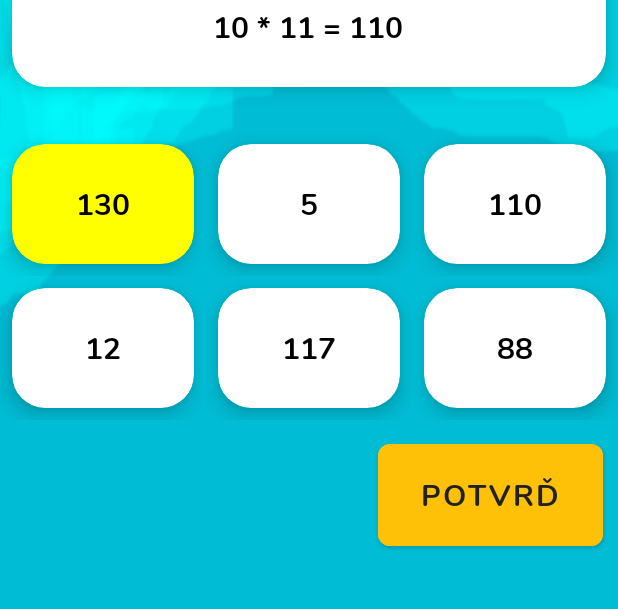
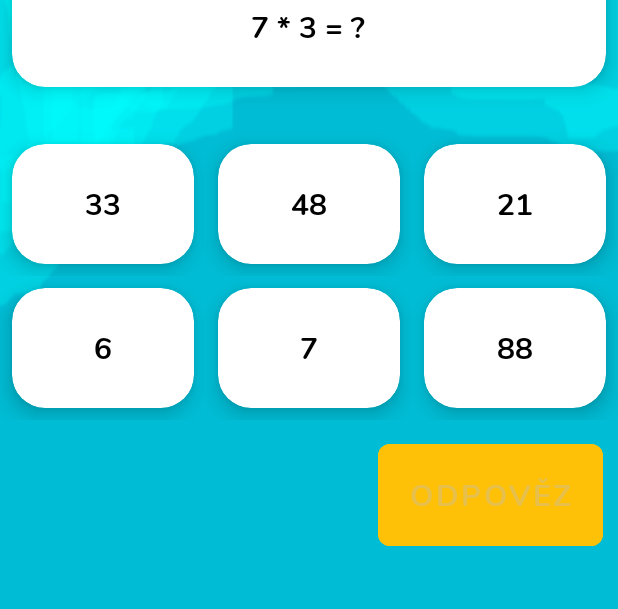
Before and after one commit to vincentstanislav/pocketclass, an Android app: the MathMultiplication screen opened directly, with no data from a screen before it, in the options menu, after a tap on "more", on a phone screen of 412 x 824 dp, the part 150-759 px from its top. Run offline under Robolectric (Android 15) with nearby library versions, the phone set to English and light mode, and no system bars; libraries missing offline, so code that uses them is left out: android.net.sip.

Commit message:
multiplication logic done

```diff
--- a/app/build.gradle
+++ b/app/build.gradle
@@ -8,8 +8,8 @@ android {
         applicationId "com.gloxeer.pocketclass"
         minSdkVersion 16
         targetSdkVersion 30
-        versionCode 2
-        versionName "2.0"
+        versionCode 3
+        versionName "3.0"
 
         testInstrumentationRunner "androidx.test.runner.AndroidJUnitRunner"
     }
--- a/app/src/main/java/com/gloxeer/pocketclass/MathMultiplication.java
+++ b/app/src/main/java/com/gloxeer/pocketclass/MathMultiplication.java
@@ -10,6 +10,7 @@ import android.os.Bundle;
 import android.util.Log;
 import android.view.View;
 import android.widget.Button;
+import android.widget.GridLayout;
 import android.widget.TextView;
 import android.widget.Toast;
 
@@ -25,9 +26,10 @@ public class MathMultiplication extends AppCompatActivity implements View.OnClic
     private Button nextButton;
     private ArrayList<Integer> arrList = new ArrayList<>();
     private static int MAX = 15;
+    private GridLayout gl;
     MathRandomSix task;
     int clickCount;
-    int questionsAmount = 5;
+    int questionsAmount = 6;
     int questionCounter = 0;
     boolean answered = false;
 
@@ -54,6 +56,7 @@ public class MathMultiplication extends AppCompatActivity implements View.OnClic
         cresult = findViewById(R.id.math_result);
 
         nextButton = findViewById(R.id.math_button);
+        gl = findViewById(R.id.grid_layout);
 
         //loads initial screen
         assignToLayoutFirst();
@@ -68,40 +71,17 @@ public class MathMultiplication extends AppCompatActivity implements View.OnClic
 
         nextButton.setOnClickListener(new View.OnClickListener() {
             @Override
-         /*   public void onClick(View v) {
-                Log.d(TAG, "nextButton.setOnClick");
-                displayAllFields();
-                if (questionCounter == questionsAmount){
-                    finish();
-                } else {
-                    questionCounter++;
-                    if (answered){
-                        showSolution();
-                        answered = false;
-                    } else {
-                        nextQuestion();
-                    }
-                }
-            }*/
             public void onClick(View v) {
                 Log.d(TAG, "nextButton.setOnClick");
                 displayAllFields();
-                if (questionCounter == questionsAmount){
-                    finish();}
-                else{
                 if (answered) {
                     showSolution();
                     answered = false;
                 } else {
                     questionCounter++;
-                        //answered = false;
                     nextQuestion();
-                        //Toast.makeText(MathMultiplication.this,"Vyber správnou odpověď", Toast.LENGTH_SHORT).show();
                 }
             }
-
-            }
-
         });
     }
 
@@ -109,7 +89,8 @@ public class MathMultiplication extends AppCompatActivity implements View.OnClic
     public void onClick(View v) {
         System.out.println("geID_start: " + String.valueOf(v.getId()));
 
-        if (!answered) {  //allow to select only one answer
+        setDefaultColors();
+
        switch (v.getId()) {
             case R.id.math_cd1:
                 ccd1.setCardBackgroundColor(Color.YELLOW);
@@ -132,44 +113,31 @@ public class MathMultiplication extends AppCompatActivity implements View.OnClic
             default:
                 throw new IllegalStateException("Unexpected value: " + v.getId());
         }
+
+        nextButton.setText("POTVRĎ");
+        answered = true;
+        enableObjects(false);
+
+        if (answered) {  //allow to select only one answer
+            nextButton.setEnabled(true);
+            //Toast.makeText(MathMultiplication.this,"Vyber správnou odpověď", Toast.LENGTH_SHORT).show();
         }
         System.out.println("geID_finish: " + String.valueOf(v.getId()));
         answered = true;
-
-       // if (answered = true){
-            nextButton.setText("POTVRĎ");
-        //} else {
-        //    nextButton.setText("DALŠÍ");
-       //}
     }
 
-   /* private void singleSelect(CardView cw){
-        ArrayList <CardView> arrayListCardView{
-
-
-        }
-
-        ccd1.setCardBackgroundColor(Color.WHITE);
-        ccd2.setCardBackgroundColor(Color.WHITE);
-        ccd3.setCardBackgroundColor(Color.WHITE);
-        ccd4.setCardBackgroundColor(Color.WHITE);
-        ccd5.setCardBackgroundColor(Color.WHITE);
-        ccd6.setCardBackgroundColor(Color.WHITE);
-    }*/
-
     private void nextQuestion(){
+        if (questionCounter == questionsAmount){
+            finish();}
+        else {
+            setDefaultColors();
+            enableObjects(true);
             getQuestion();
             assignToLayout();
         }
+    }
 
     public void showSolution(){
-        ccd1.setCardBackgroundColor(Color.WHITE);
-        ccd2.setCardBackgroundColor(Color.WHITE);
-        ccd3.setCardBackgroundColor(Color.WHITE);
-        ccd4.setCardBackgroundColor(Color.WHITE);
-        ccd5.setCardBackgroundColor(Color.WHITE);
-        ccd6.setCardBackgroundColor(Color.WHITE);
-
 
         System.out.println("task: " + String.valueOf("CorrAnswer2: "+ corAnswerPos));
         switch (corAnswerPos+1  ){
@@ -192,9 +160,23 @@ public class MathMultiplication extends AppCompatActivity implements View.OnClic
                 ccd6.setCardBackgroundColor(Color.GREEN);
                 break;
         }
+        result.setText(a + " * " + b + " = " + String.valueOf(task.getResult()));
         corAnswerPos = 0;
+
+        if (questionCounter == questionsAmount-1){
+            nextButton.setText("UKONČIT");
+        } else {
             nextButton.setText("DALŠÍ");
+        }
+    }
 
+    private void setDefaultColors(){
+        ccd1.setCardBackgroundColor(Color.WHITE);
+        ccd2.setCardBackgroundColor(Color.WHITE);
+        ccd3.setCardBackgroundColor(Color.WHITE);
+        ccd4.setCardBackgroundColor(Color.WHITE);
+        ccd5.setCardBackgroundColor(Color.WHITE);
+        ccd6.setCardBackgroundColor(Color.WHITE);
     }
 
     private void assignToLayoutFirst(){
@@ -208,7 +190,17 @@ public class MathMultiplication extends AppCompatActivity implements View.OnClic
         ccd6.setVisibility(View.GONE);
         cresult.setVisibility(View.GONE);
         //set starting text to the button
+
         nextButton.setText("ZAČNI");
+    }
+
+    private void enableObjects(boolean value){
+        ccd1.setEnabled(value);
+        ccd2.setEnabled(value);
+        ccd3.setEnabled(value);
+        ccd4.setEnabled(value);
+        ccd5.setEnabled(value);
+        ccd6.setEnabled(value);
     }
 
     private void displayAllFields(){
@@ -266,13 +258,12 @@ public class MathMultiplication extends AppCompatActivity implements View.OnClic
         cd4.setText(String.valueOf(task.getNumber4()));
         cd5.setText(String.valueOf(task.getNumber5()));
         cd6.setText(String.valueOf(task.getNumber6()));
-        result.setText(a + " * " + b + " = " + String.valueOf(task.getResult()));
+        result.setText(a + " * " + b + " = ?");
         arrList.clear(); //   clear array list
 
-        if (questionCounter == questionsAmount){
-            nextButton.setText("UKONČIT");
-        } else {
+        if (questionCounter != questionsAmount){
             nextButton.setText("ODPOVĚZ");
+            nextButton.setEnabled(false);
         }
     }
 
--- a/app/src/main/res/layout/activity_math_multiplication.xml
+++ b/app/src/main/res/layout/activity_math_multiplication.xml
@@ -31,7 +31,7 @@
         </com.google.android.material.appbar.AppBarLayout>
 
         <GridLayout
-            android:id="@+id/GridLayout1"
+            android:id="@+id/grid_layout"
             android:layout_width="match_parent"
             android:layout_height="wrap_content"
             android:columnCount="3"
@@ -271,12 +271,11 @@
             android:layout_width="150dp"
             android:layout_height="80dp"
             android:text="Další"
-            android:layout_below="@id/GridLayout1"
-            android:layout_alignEnd="@id/GridLayout1"
+            android:layout_below="@id/grid_layout"
             android:backgroundTint="@color/accent"
             android:layout_margin="10dp"
             android:textSize="20dp"
-            />
+            android:layout_alignRight="@id/grid_layout" />
 
     </RelativeLayout>
 
```
Also changed, not shown: 1 other file. Lines whose indentation alone changed are shown as unchanged.
